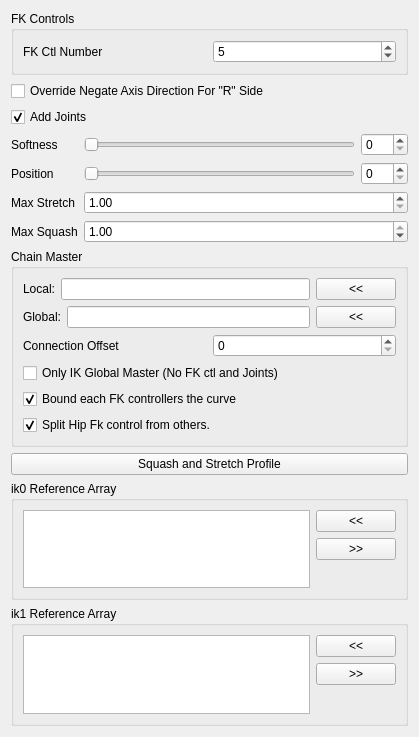
First picture: the form in python/ymt_components/ymt_face_eyebrow_01/settingsUI.ui, repository yamahigashi/mgear_shifter_components, before the edit.
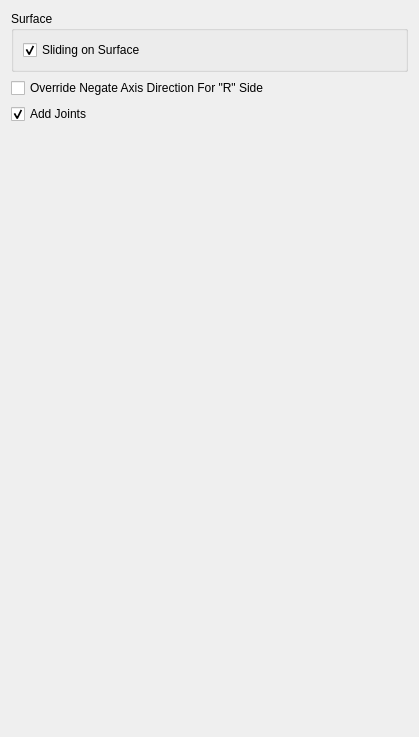
Second picture: the form after the edit.

```diff
--- a/python/ymt_components/ymt_face_eyebrow_01/settingsUI.ui
+++ b/python/ymt_components/ymt_face_eyebrow_01/settingsUI.ui
@@ -17,32 +17,24 @@
    <item>
     <widget class="QGroupBox" name="groupBox_3">
      <property name="title">
-      <string>FK Controls</string>
+      <string>Surface</string>
      </property>
      <layout class="QGridLayout" name="gridLayout_4">
       <item row="0" column="0">
-       <layout class="QHBoxLayout" name="horizontalLayout_2">
-        <item>
-         <widget class="QLabel" name="ikNb_label">
-          <property name="text">
-           <string>FK Ctl Number</string>
-          </property>
-         </widget>
-        </item>
-        <item>
-         <widget class="QSpinBox" name="ikNb_spinBox">
-          <property name="minimum">
-           <number>2</number>
-          </property>
-          <property name="maximum">
-           <number>999</number>
-          </property>
-          <property name="value">
-           <number>5</number>
-          </property>
-         </widget>
-        </item>
-       </layout>
+       <layout class="QHBoxLayout" name="horizontalLayout_2"/>
+      </item>
+      <item row="1" column="0">
+       <widget class="QCheckBox" name="isSlidingSurface">
+        <property name="text">
+         <string>Sliding on Surface</string>
+        </property>
+        <property name="checked">
+         <bool>true</bool>
+        </property>
+        <property name="tristate">
+         <bool>false</bool>
+        </property>
+       </widget>
       </item>
      </layout>
     </widget>
@@ -64,422 +56,6 @@
      </property>
     </widget>
    </item>
-   <item>
-    <layout class="QFormLayout" name="formLayout">
-     <property name="fieldGrowthPolicy">
-      <enum>QFormLayout::AllNonFixedFieldsGrow</enum>
-     </property>
-     <item row="0" column="0">
-      <widget class="QLabel" name="softness_label">
-       <property name="text">
-        <string>Softness</string>
-       </property>
-      </widget>
-     </item>
-     <item row="0" column="1">
-      <layout class="QHBoxLayout" name="horizontalLayout_3">
-       <item>
-        <widget class="QSlider" name="softness_slider">
-         <property name="minimumSize">
-          <size>
-           <width>0</width>
-           <height>15</height>
-          </size>
-         </property>
-         <property name="maximum">
-          <number>100</number>
-         </property>
-         <property name="orientation">
-          <enum>Qt::Horizontal</enum>
-         </property>
-        </widget>
-       </item>
-       <item>
-        <widget class="QSpinBox" name="softness_spinBox">
-         <property name="maximum">
-          <number>100</number>
-         </property>
-        </widget>
-       </item>
-      </layout>
-     </item>
-     <item row="1" column="0">
-      <widget class="QLabel" name="softness_label_2">
-       <property name="text">
-        <string>Position</string>
-       </property>
-      </widget>
-     </item>
-     <item row="1" column="1">
-      <layout class="QHBoxLayout" name="horizontalLayout_4">
-       <item>
-        <widget class="QSlider" name="position_slider">
-         <property name="minimumSize">
-          <size>
-           <width>0</width>
-           <height>15</height>
-          </size>
-         </property>
-         <property name="maximum">
-          <number>100</number>
-         </property>
-         <property name="orientation">
-          <enum>Qt::Horizontal</enum>
-         </property>
-        </widget>
-       </item>
-       <item>
-        <widget class="QSpinBox" name="position_spinBox">
-         <property name="maximum">
-          <number>100</number>
-         </property>
-        </widget>
-       </item>
-      </layout>
-     </item>
-     <item row="2" column="0">
-      <widget class="QLabel" name="maxStretch_label">
-       <property name="sizePolicy">
-        <sizepolicy hsizetype="MinimumExpanding" vsizetype="MinimumExpanding">
-         <horstretch>0</horstretch>
-         <verstretch>0</verstretch>
-        </sizepolicy>
-       </property>
-       <property name="text">
-        <string>Max Stretch</string>
-       </property>
-      </widget>
-     </item>
-     <item row="2" column="1">
-      <widget class="QDoubleSpinBox" name="maxStretch_spinBox">
-       <property name="sizePolicy">
-        <sizepolicy hsizetype="MinimumExpanding" vsizetype="Fixed">
-         <horstretch>0</horstretch>
-         <verstretch>0</verstretch>
-        </sizepolicy>
-       </property>
-       <property name="minimum">
-        <double>1.000000000000000</double>
-       </property>
-       <property name="singleStep">
-        <double>0.100000000000000</double>
-       </property>
-       <property name="value">
-        <double>1.000000000000000</double>
-       </property>
-      </widget>
-     </item>
-     <item row="3" column="0">
-      <widget class="QLabel" name="maxSquash_label">
-       <property name="sizePolicy">
-        <sizepolicy hsizetype="MinimumExpanding" vsizetype="MinimumExpanding">
-         <horstretch>0</horstretch>
-         <verstretch>0</verstretch>
-        </sizepolicy>
-       </property>
-       <property name="text">
-        <string>Max Squash</string>
-       </property>
-      </widget>
-     </item>
-     <item row="3" column="1">
-      <widget class="QDoubleSpinBox" name="maxSquash_spinBox">
-       <property name="sizePolicy">
-        <sizepolicy hsizetype="MinimumExpanding" vsizetype="Fixed">
-         <horstretch>0</horstretch>
-         <verstretch>0</verstretch>
-        </sizepolicy>
-       </property>
-       <property name="minimum">
-        <double>0.100000000000000</double>
-       </property>
-       <property name="maximum">
-        <double>1.000000000000000</double>
-       </property>
-       <property name="singleStep">
-        <double>0.100000000000000</double>
-       </property>
-       <property name="value">
-        <double>1.000000000000000</double>
-       </property>
-      </widget>
-     </item>
-    </layout>
-   </item>
-   <item>
-    <widget class="QGroupBox" name="groupBox_4">
-     <property name="sizePolicy">
-      <sizepolicy hsizetype="Minimum" vsizetype="Minimum">
-       <horstretch>0</horstretch>
-       <verstretch>0</verstretch>
-      </sizepolicy>
-     </property>
-     <property name="title">
-      <string>Chain Master</string>
-     </property>
-     <layout class="QGridLayout" name="gridLayout_5">
-      <item row="0" column="0">
-       <layout class="QHBoxLayout" name="horizontalLayout_5">
-        <item>
-         <widget class="QLabel" name="label">
-          <property name="text">
-           <string>Local:</string>
-          </property>
-         </widget>
-        </item>
-        <item>
-         <widget class="QLineEdit" name="masterLocal_lineEdit"/>
-        </item>
-        <item>
-         <widget class="QPushButton" name="masterLocal_pushButton">
-          <property name="text">
-           <string>&lt;&lt;</string>
-          </property>
-         </widget>
-        </item>
-       </layout>
-      </item>
-      <item row="1" column="0">
-       <layout class="QHBoxLayout" name="horizontalLayout_6">
-        <item>
-         <widget class="QLabel" name="label_3">
-          <property name="text">
-           <string>Global:</string>
-          </property>
-         </widget>
-        </item>
-        <item>
-         <widget class="QLineEdit" name="masterGlobal_lineEdit">
-          <property name="toolTip">
-           <string>&lt;html&gt;&lt;head/&gt;&lt;body&gt;&lt;p&gt;Global Master only connects to the IK controls&lt;/p&gt;&lt;/body&gt;&lt;/html&gt;</string>
-          </property>
-         </widget>
-        </item>
-        <item>
-         <widget class="QPushButton" name="masterGlobal_pushButton">
-          <property name="text">
-           <string>&lt;&lt;</string>
-          </property>
-         </widget>
-        </item>
-       </layout>
-      </item>
-      <item row="2" column="0">
-       <layout class="QHBoxLayout" name="horizontalLayout_7">
-        <item>
-         <widget class="QLabel" name="jntNb_label_3">
-          <property name="text">
-           <string>Connection Offset</string>
-          </property>
-         </widget>
-        </item>
-        <item>
-         <widget class="QSpinBox" name="cnxOffset_spinBox">
-          <property name="toolTip">
-           <string>&lt;html&gt;&lt;head/&gt;&lt;body&gt;&lt;p&gt;Index value to offset the connection between the Master chains and the slave chain. For example if the slave chain need to start the rotation from the second segment of the master chain, the offset will be 1.&lt;/p&gt;&lt;p&gt;&lt;span style=&quot; font-weight:600;&quot;&gt;WARNING&lt;/span&gt;: If  connection is out of index, will fallback to connect to the latest section in the master&lt;/p&gt;&lt;/body&gt;&lt;/html&gt;</string>
-          </property>
-          <property name="minimum">
-           <number>0</number>
-          </property>
-          <property name="maximum">
-           <number>9999</number>
-          </property>
-          <property name="value">
-           <number>0</number>
-          </property>
-         </widget>
-        </item>
-       </layout>
-      </item>
-      <item row="3" column="0">
-       <widget class="QCheckBox" name="isGlobalMaster_checkBox">
-        <property name="toolTip">
-         <string>&lt;html&gt;&lt;head/&gt;&lt;body&gt;&lt;p&gt;If the component is going to be only a Global Master the FK controls are not need. Also ensure that the Joints are not created (Override Add Joints option)&lt;/p&gt;&lt;/body&gt;&lt;/html&gt;</string>
-        </property>
-        <property name="text">
-         <string notr="true">Only IK Global Master (No FK ctl and Joints)</string>
-        </property>
-        <property name="checked">
-         <bool>false</bool>
-        </property>
-       </widget>
-      </item>
-      <item row="4" column="0">
-       <widget class="QCheckBox" name="isBoundFkToCurve_checkBox">
-        <property name="toolTip">
-         <string>&lt;html&gt;&lt;head/&gt;&lt;body&gt;&lt;p&gt;If checked each controller is free from its parent xform.&lt;/p&gt;&lt;/body&gt;&lt;/html&gt;</string>
-        </property>
-        <property name="text">
-         <string notr="true">Bound each FK controllers the curve</string>
-        </property>
-        <property name="checked">
-         <bool>true</bool>
-        </property>
-       </widget>
-      </item>
-      <item row="5" column="0">
-       <widget class="QCheckBox" name="isPlanetaryIkBindToGlobal_checkBox">
-        <property name="toolTip">
-         <string>&lt;html&gt;&lt;head/&gt;&lt;body&gt;&lt;p&gt;If checked each controller is free from its parent xform.&lt;/p&gt;&lt;/body&gt;&lt;/html&gt;</string>
-        </property>
-        <property name="text">
-         <string notr="true">Split Hip Fk control from others.</string>
-        </property>
-        <property name="checked">
-         <bool>true</bool>
-        </property>
-       </widget>
-      </item>
-     </layout>
-    </widget>
-   </item>
-   <item>
-    <widget class="QPushButton" name="ikProfile_pushButton">
-     <property name="text">
-      <string>Squash and Stretch Profile</string>
-     </property>
-    </widget>
-   </item>
-   <item>
-    <widget class="QGroupBox" name="ik0RefArray_groupBox">
-     <property name="title">
-      <string>ik0 Reference Array</string>
-     </property>
-     <layout class="QGridLayout" name="gridLayout_3">
-      <item row="0" column="0">
-       <layout class="QHBoxLayout" name="ik0RefArray_horizontalLayout">
-        <item>
-         <layout class="QVBoxLayout" name="ik0RefArray_verticalLayout_1">
-          <item>
-           <widget class="QListWidget" name="ik0RefArray_listWidget">
-            <property name="dragDropOverwriteMode">
-             <bool>true</bool>
-            </property>
-            <property name="dragDropMode">
-             <enum>QAbstractItemView::InternalMove</enum>
-            </property>
-            <property name="defaultDropAction">
-             <enum>Qt::MoveAction</enum>
-            </property>
-            <property name="alternatingRowColors">
-             <bool>true</bool>
-            </property>
-            <property name="selectionMode">
-             <enum>QAbstractItemView::ExtendedSelection</enum>
-            </property>
-            <property name="selectionRectVisible">
-             <bool>false</bool>
-            </property>
-           </widget>
-          </item>
-         </layout>
-        </item>
-        <item>
-         <layout class="QVBoxLayout" name="ik0RefArray_verticalLayout_2">
-          <item>
-           <widget class="QPushButton" name="ik0RefArrayAdd_pushButton">
-            <property name="text">
-             <string>&lt;&lt;</string>
-            </property>
-           </widget>
-          </item>
-          <item>
-           <widget class="QPushButton" name="ik0RefArrayRemove_pushButton">
-            <property name="text">
-             <string>&gt;&gt;</string>
-            </property>
-           </widget>
-          </item>
-          <item>
-           <spacer name="ik0RefArray_verticalSpacer">
-            <property name="orientation">
-             <enum>Qt::Vertical</enum>
-            </property>
-            <property name="sizeHint" stdset="0">
-             <size>
-              <width>20</width>
-              <height>40</height>
-             </size>
-            </property>
-           </spacer>
-          </item>
-         </layout>
-        </item>
-       </layout>
-      </item>
-     </layout>
-    </widget>
-   </item>
-   <item>
-    <widget class="QGroupBox" name="ik1RefArray_groupBox">
-     <property name="title">
-      <string>ik1 Reference Array</string>
-     </property>
-     <layout class="QGridLayout" name="gridLayout_3">
-      <item row="0" column="0">
-       <layout class="QHBoxLayout" name="ik1RefArray_horizontalLayout">
-        <item>
-         <layout class="QVBoxLayout" name="ik1RefArray_verticalLayout_1">
-          <item>
-           <widget class="QListWidget" name="ik1RefArray_listWidget">
-            <property name="dragDropOverwriteMode">
-             <bool>true</bool>
-            </property>
-            <property name="dragDropMode">
-             <enum>QAbstractItemView::InternalMove</enum>
-            </property>
-            <property name="defaultDropAction">
-             <enum>Qt::MoveAction</enum>
-            </property>
-            <property name="alternatingRowColors">
-             <bool>true</bool>
-            </property>
-            <property name="selectionMode">
-             <enum>QAbstractItemView::ExtendedSelection</enum>
-            </property>
-            <property name="selectionRectVisible">
-             <bool>false</bool>
-            </property>
-           </widget>
-          </item>
-         </layout>
-        </item>
-        <item>
-         <layout class="QVBoxLayout" name="ik1RefArray_verticalLayout_2">
-          <item>
-           <widget class="QPushButton" name="ik1RefArrayAdd_pushButton">
-            <property name="text">
-             <string>&lt;&lt;</string>
-            </property>
-           </widget>
-          </item>
-          <item>
-           <widget class="QPushButton" name="ik1RefArrayRemove_pushButton">
-            <property name="text">
-             <string>&gt;&gt;</string>
-            </property>
-           </widget>
-          </item>
-          <item>
-           <spacer name="ik1RefArray_verticalSpacer">
-            <property name="orientation">
-             <enum>Qt::Vertical</enum>
-            </property>
-            <property name="sizeHint" stdset="0">
-             <size>
-              <width>20</width>
-              <height>40</height>
-             </size>
-            </property>
-           </spacer>
-          </item>
-         </layout>
-        </item>
-       </layout>
-      </item>
-     </layout>
-    </widget>
-   </item>
    <item>
     <spacer name="verticalSpacer">
      <property name="orientation">
```
